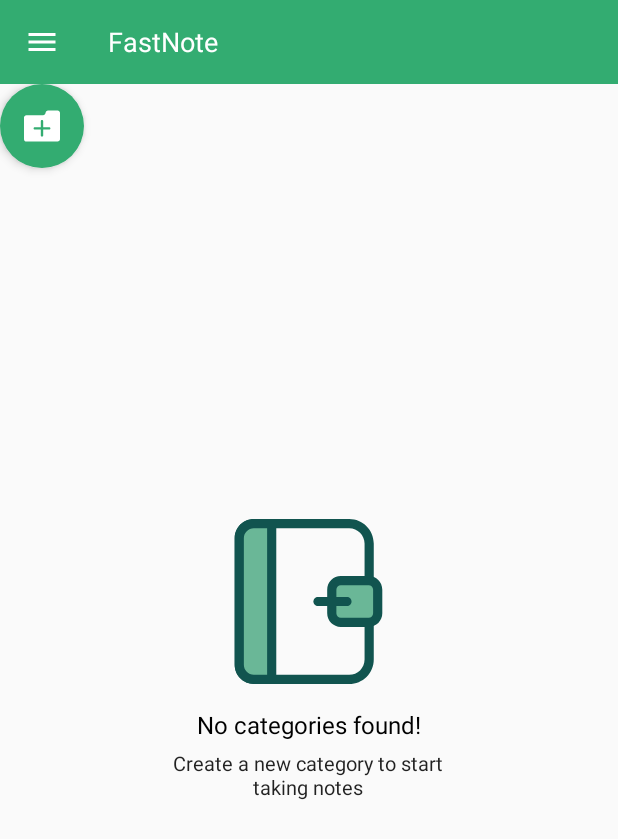
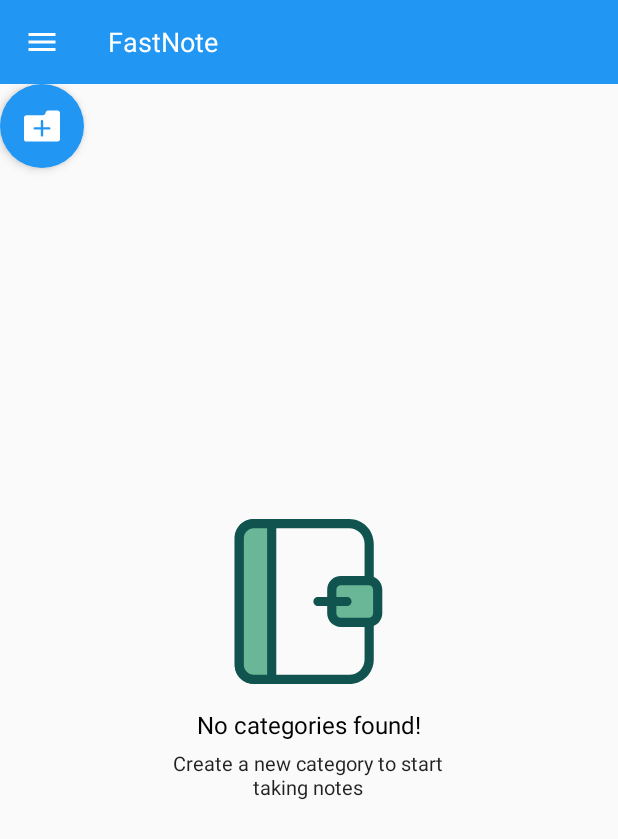
Before and after one commit to duongtungls/FastNote, an Android app: the screen it shows after launch (MainActivity), on a phone screen of 412 x 824 dp. Shown: the top 839 px of the screen. Run offline under Robolectric (Android 15) with nearby library versions, the phone set to English and light mode, and no system bars; our stand-ins replace AdMob; libraries missing offline, so code that uses them is left out: com.afollestad.materialdialogs.

Commit message:
change main color

```diff
--- a/app/src/main/res/values/colors.xml
+++ b/app/src/main/res/values/colors.xml
@@ -24,8 +24,11 @@
   -->
 
 <resources>
-    <color name="main_color">#33ac71</color>
-    <color name="main_color_dark">#247950</color>
+<!--    <color name="main_color">#33ac71</color>
+    <color name="main_color_dark">#247950</color>-->
+
+    <color name="main_color">#2196F3</color>
+    <color name="main_color_dark">#1976D2</color>
 
     <color name="red_dark">#D32F2F</color>
     <color name="red">#F44336</color>
```
Also changed, not shown: 1 other file.
